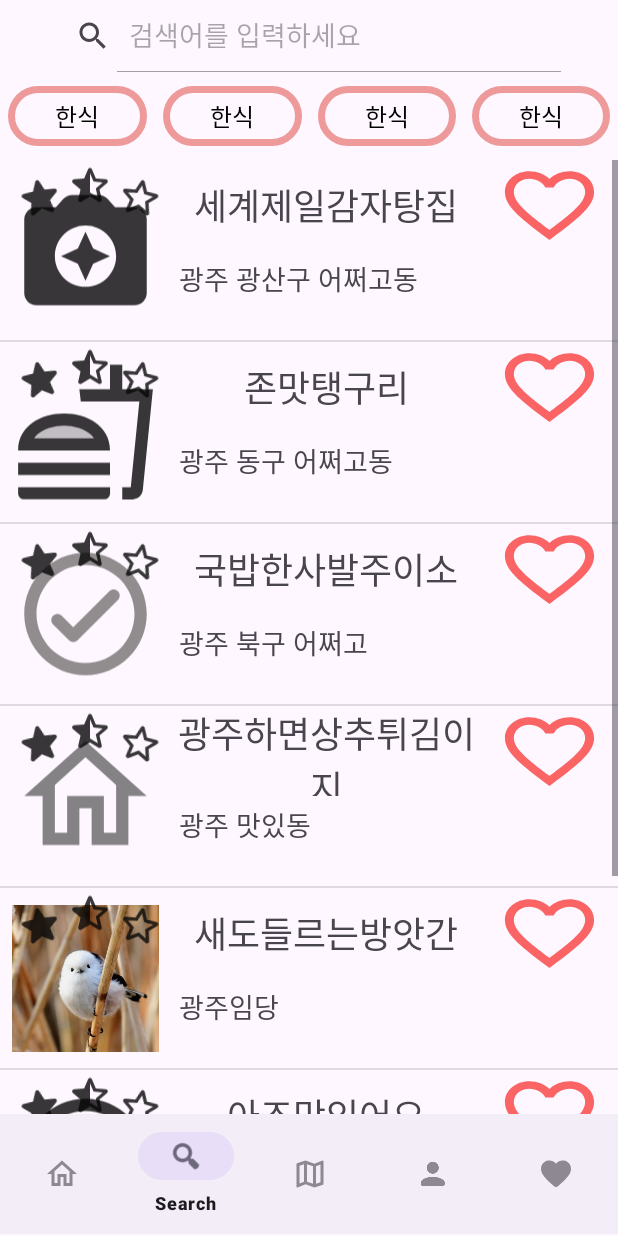
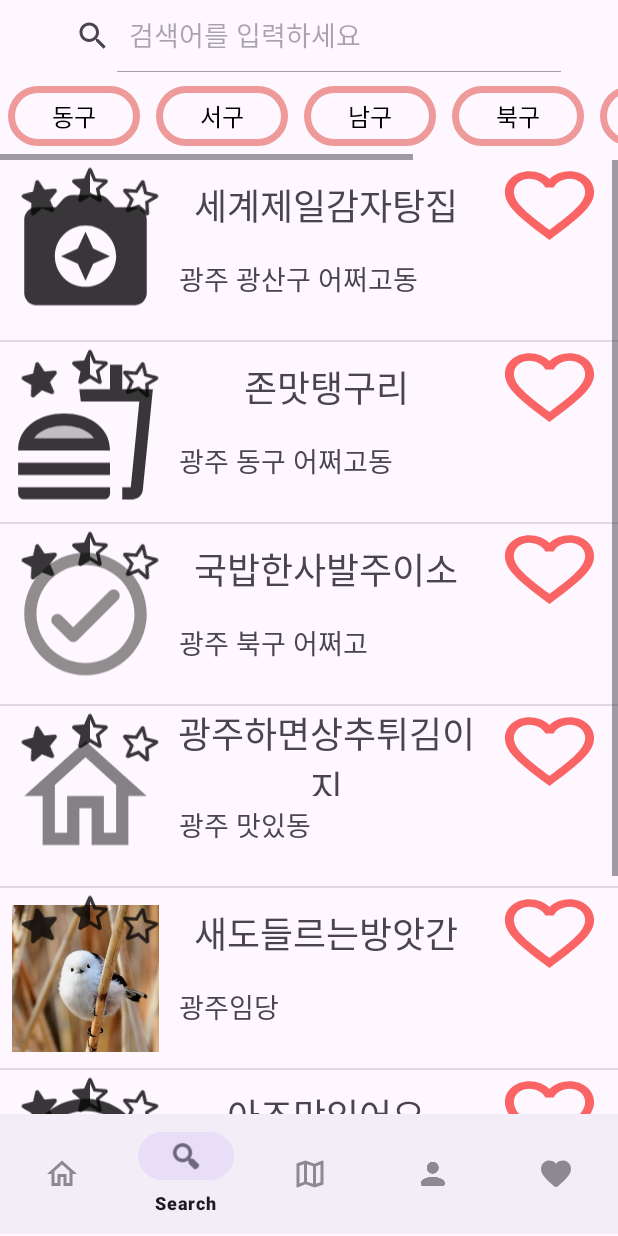
Before and after one commit to HirosiUko/WeSeek.App, an Android app: the screen it shows after launch (MainActivity), item 2 of the bottom bar chosen, on a phone screen of 412 x 824 dp. Run offline under Robolectric (Android 15) with nearby library versions, the phone set to English and light mode, and no system bars; our stand-ins replace Volley.

Commit message:
page2 top -> 좌우스크롤 detail_Frag1에 그리드 화면적용 activity_page_detail 비율조절

```diff
--- a/app/src/main/res/layout/activity_page_detail.xml
+++ b/app/src/main/res/layout/activity_page_detail.xml
@@ -22,7 +22,7 @@
             <TextView
                 android:id="@+id/textView43"
                 android:layout_width="match_parent"
-                android:layout_height="match_parent"
+                android:layout_height="80dp"
                 android:gravity="center"
                 android:text="세계제일 감자탕집"
                 android:textSize="34sp"
@@ -68,7 +68,7 @@
         <com.google.android.material.bottomnavigation.BottomNavigationView
             android:id="@+id/navi2"
             android:layout_width="match_parent"
-            android:layout_height="match_parent"
+            android:layout_height="60dp"
             app:menu="@menu/detail_menu_item" />
     </LinearLayout>
 
--- a/app/src/main/res/layout/page2_first.xml
+++ b/app/src/main/res/layout/page2_first.xml
@@ -5,63 +5,14 @@
     android:layout_height="60dp"
     android:orientation="vertical">
 
-    <LinearLayout
+    <HorizontalScrollView
         android:layout_width="match_parent"
         android:layout_height="match_parent">
 
         <LinearLayout
-            android:layout_width="match_parent"
-            android:layout_height="match_parent"
-            android:layout_weight="1"
-            android:orientation="horizontal">
-
-            <Button
-                android:id="@+id/button13"
-                style="@style/Widget.Material3.Button.OutlinedButton"
             android:layout_width="wrap_content"
             android:layout_height="match_parent"
-                android:layout_marginLeft="5dp"
-                android:layout_marginTop="5dp"
-                android:layout_marginRight="5dp"
-                android:layout_marginBottom="5dp"
-                android:layout_weight="1"
-                android:drawingCacheQuality="auto"
-                android:gravity="center"
-                android:text="한식"
-                android:textAlignment="center"
-                android:textColor="#000000"
-                android:textSize="16sp"
-                app:strokeColor="#EF9A9A"
-                app:strokeWidth="4.5dp" />
-
-        </LinearLayout>
-
-        <LinearLayout
-            android:layout_width="match_parent"
-            android:layout_height="match_parent"
-            android:layout_weight="1"
             android:orientation="horizontal">
-
-            <Button
-                android:id="@+id/button"
-                style="@style/Widget.Material3.Button.OutlinedButton"
-                android:layout_width="wrap_content"
-                android:layout_height="match_parent"
-                android:layout_marginLeft="5dp"
-                android:layout_marginTop="5dp"
-                android:layout_marginRight="5dp"
-                android:layout_marginBottom="5dp"
-                android:layout_weight="1"
-                android:drawingCacheQuality="auto"
-                android:gravity="center"
-                android:text="한식"
-                android:textAlignment="center"
-                android:textColor="#000000"
-                android:textSize="16sp"
-                app:strokeColor="#EF9A9A"
-                app:strokeWidth="4.5dp" />
-
-        </LinearLayout>
 
             <LinearLayout
                 android:layout_width="match_parent"
@@ -81,13 +32,12 @@
                     android:layout_weight="1"
                     android:drawingCacheQuality="auto"
                     android:gravity="center"
-                android:text="한식"
+                    android:text="동구"
                     android:textAlignment="center"
                     android:textColor="#000000"
                     android:textSize="16sp"
                     app:strokeColor="#EF9A9A"
                     app:strokeWidth="4.5dp" />
-
             </LinearLayout>
 
             <LinearLayout
@@ -108,7 +58,85 @@
                     android:layout_weight="1"
                     android:drawingCacheQuality="auto"
                     android:gravity="center"
-                android:text="한식"
+                    android:text="서구"
+                    android:textAlignment="center"
+                    android:textColor="#000000"
+                    android:textSize="16sp"
+                    app:strokeColor="#EF9A9A"
+                    app:strokeWidth="4.5dp" />
+            </LinearLayout>
+
+            <LinearLayout
+                android:layout_width="match_parent"
+                android:layout_height="match_parent"
+                android:layout_weight="1"
+                android:orientation="horizontal">
+
+                <Button
+                    android:id="@+id/button4"
+                    style="@style/Widget.Material3.Button.OutlinedButton"
+                    android:layout_width="wrap_content"
+                    android:layout_height="match_parent"
+                    android:layout_marginLeft="5dp"
+                    android:layout_marginTop="5dp"
+                    android:layout_marginRight="5dp"
+                    android:layout_marginBottom="5dp"
+                    android:layout_weight="1"
+                    android:drawingCacheQuality="auto"
+                    android:gravity="center"
+                    android:text="남구"
+                    android:textAlignment="center"
+                    android:textColor="#000000"
+                    android:textSize="16sp"
+                    app:strokeColor="#EF9A9A"
+                    app:strokeWidth="4.5dp" />
+            </LinearLayout>
+
+            <LinearLayout
+                android:layout_width="match_parent"
+                android:layout_height="match_parent"
+                android:layout_weight="1"
+                android:orientation="horizontal">
+
+                <Button
+                    android:id="@+id/button7"
+                    style="@style/Widget.Material3.Button.OutlinedButton"
+                    android:layout_width="wrap_content"
+                    android:layout_height="match_parent"
+                    android:layout_marginLeft="5dp"
+                    android:layout_marginTop="5dp"
+                    android:layout_marginRight="5dp"
+                    android:layout_marginBottom="5dp"
+                    android:layout_weight="1"
+                    android:drawingCacheQuality="auto"
+                    android:gravity="center"
+                    android:text="북구"
+                    android:textAlignment="center"
+                    android:textColor="#000000"
+                    android:textSize="16sp"
+                    app:strokeColor="#EF9A9A"
+                    app:strokeWidth="4.5dp" />
+            </LinearLayout>
+
+            <LinearLayout
+                android:layout_width="match_parent"
+                android:layout_height="match_parent"
+                android:layout_weight="1"
+                android:orientation="horizontal">
+
+                <Button
+                    android:id="@+id/button6"
+                    style="@style/Widget.Material3.Button.OutlinedButton"
+                    android:layout_width="wrap_content"
+                    android:layout_height="match_parent"
+                    android:layout_marginLeft="5dp"
+                    android:layout_marginTop="5dp"
+                    android:layout_marginRight="5dp"
+                    android:layout_marginBottom="5dp"
+                    android:layout_weight="1"
+                    android:drawingCacheQuality="auto"
+                    android:gravity="center"
+                    android:text="광산구"
                     android:textAlignment="center"
                     android:textColor="#000000"
                     android:textSize="16sp"
@@ -116,6 +144,34 @@
                     app:strokeWidth="4.5dp" />
 
             </LinearLayout>
+
+            <LinearLayout
+                android:layout_width="match_parent"
+                android:layout_height="match_parent"
+                android:layout_weight="1"
+                android:orientation="horizontal">
+
+                <Button
+                    android:id="@+id/button8"
+                    style="@style/Widget.Material3.Button.OutlinedButton"
+                    android:layout_width="wrap_content"
+                    android:layout_height="match_parent"
+                    android:layout_marginLeft="5dp"
+                    android:layout_marginTop="5dp"
+                    android:layout_marginRight="5dp"
+                    android:layout_marginBottom="5dp"
+                    android:layout_weight="1"
+                    android:drawingCacheQuality="auto"
+                    android:gravity="center"
+                    android:text="수완지구"
+                    android:textAlignment="center"
+                    android:textColor="#000000"
+                    android:textSize="16sp"
+                    app:strokeColor="#EF9A9A"
+                    app:strokeWidth="4.5dp" />
             </LinearLayout>
 
         </LinearLayout>
+    </HorizontalScrollView>
+
+</LinearLayout>
```
Also changed, not shown: app/src/main/AndroidManifest.xml (+9 -6 lines), app/src/main/java/com/weseekapp/Detail_Frag1.java (+33 -0 lines), app/src/main/java/com/weseekapp/Detail_Frag1_Adapter.java (added, +53 -0 lines), app/src/main/java/com/weseekapp/Detail_Frag1_VO.java (added, +20 -0 lines), app/src/main/java/com/weseekapp/Page2Activity.java (+33 -10 lines), app/src/main/res/layout/detail_page1.xml (+4 -3 lines), app/src/main/res/layout/detail_page1_pics.xml (added, +18 -0 lines). Lines whose indentation alone changed are shown as unchanged.
